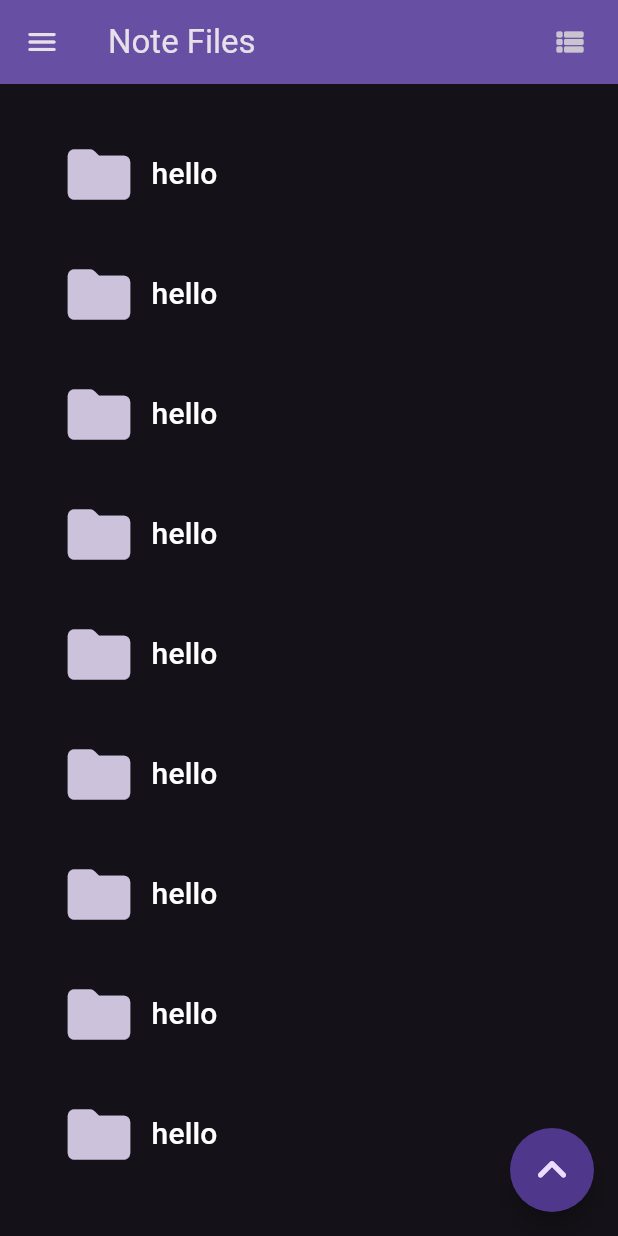
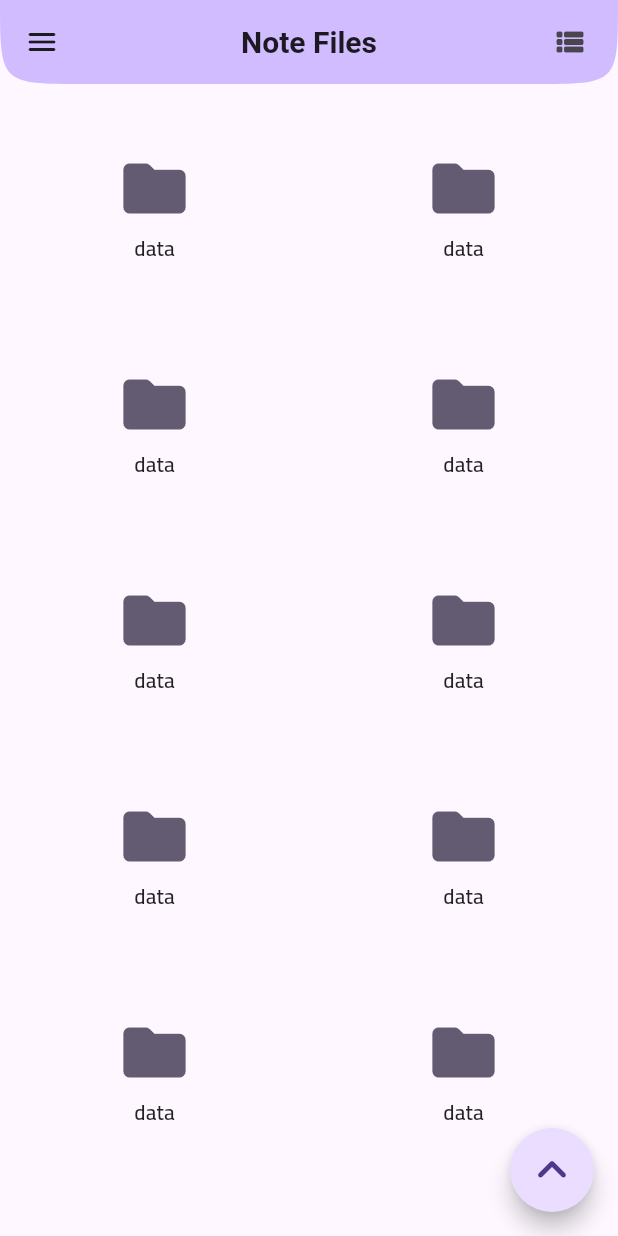
Before and after one commit to hesham04Dev/KAF, a Flutter app: the screen it shows after launch, on a phone screen of 412 x 824 dp. Run offline on Flutter 3.47's test engine with Material 2 defaults, Android fonts, the phone set to English and light mode, and no system bars; our stand-ins replace date_format, isar; missing offline and left inert: auto_direction; accounts and stored records are empty; generated files the repository leaves out were written again.

Commit message:
adding grid view completing the the edit note exipting the adding in db

```diff
--- a/lib/main.dart
+++ b/lib/main.dart
@@ -15,14 +15,26 @@ class MyApp extends StatelessWidget {
       debugShowCheckedModeBanner: false,
       title: 'Flutter Demo',
       //themeMode: MediaQuery.maybePlatformBrightnessOf(context) != Brightness.light ?ThemeMode.dark:ThemeMode.light,
-      themeMode:ThemeMode.dark,
+      themeMode: ThemeMode.light,
       debugShowMaterialGrid: false,
       theme: ThemeData(
+        fontFamily: "Cairo",
+        /*appBarTheme: const AppBarTheme(
+            titleTextStyle:
+                TextStyle(fontWeight: FontWeight.w600, fontSize: 30,
+                color: Colors.black87)),*/
+        appBarTheme: const AppBarTheme(
+            titleTextStyle: TextStyle(
+                fontWeight: FontWeight.w600,
+                fontSize: 20,
+                color: Colors.black87),
+            centerTitle: true,
+            shape: ContinuousRectangleBorder(
+              borderRadius: BorderRadius.vertical(bottom: Radius.circular(200)),
+            )),
         useMaterial3: true,
       ),
-      darkTheme: ThemeData.dark(
-        useMaterial3: true,
-      ),
+
       home: const MyHomePage(title: 'Note Files'),
       routes: {
         EditNote.routeName: (_) => const EditNote(),
@@ -44,10 +56,11 @@ class _MyHomePageState extends State<MyHomePage> {
   bool actionButtonPressed = false;
   bool gridView = false;
 
-
   @override
   Widget build(BuildContext context) {
-    bool isDark= MediaQuery.maybePlatformBrightnessOf(context) == Brightness.dark;
+    bool isDark =
+        MediaQuery.maybePlatformBrightnessOf(context) == Brightness.dark;
+    var folderName = TextEditingController();
     return Scaffold(
       appBar: AppBar(
         backgroundColor: Theme.of(context).colorScheme.inversePrimary,
@@ -121,7 +134,8 @@ class _MyHomePageState extends State<MyHomePage> {
           ),
         ],
       ),
-      body: Padding(
+      body: gridView
+          ? Padding(
               padding: const EdgeInsets.all(20.0),
               child: ListView.builder(
                 itemBuilder: (context, index) {
@@ -132,11 +146,14 @@ class _MyHomePageState extends State<MyHomePage> {
                         //TODO open the page of this folder that can contains files and folders
                         // TODO open the page of the note allow to edit it and show the count of the words
                       },
-                child:  Padding(
-                  padding: const EdgeInsets.symmetric(horizontal: 5, vertical: 15),
+                      child: Padding(
+                        padding: const EdgeInsets.symmetric(
+                            horizontal: 5, vertical: 15),
                         child: Row(
                           children: [
-                      Icon(Icons.folder_rounded, size: 50, color: Theme.of(context).colorScheme.secondary ),
+                            Icon(Icons.folder_rounded,
+                                size: 50,
+                                color: Theme.of(context).colorScheme.secondary),
                             const SizedBox(
                               width: 10,
                             ),
@@ -151,6 +168,37 @@ class _MyHomePageState extends State<MyHomePage> {
                       ));
                 },
                 itemCount: 20,
+              ),
+            )
+          : Padding(
+            padding: const EdgeInsets.symmetric(vertical: 20,horizontal: 10),
+            child: GridView.builder(
+                gridDelegate: const SliverGridDelegateWithMaxCrossAxisExtent(
+                    maxCrossAxisExtent: 200,
+                    childAspectRatio: 3 / 2,
+                    crossAxisSpacing: 20,
+                    mainAxisSpacing: 20
+                    ),
+                itemBuilder: (context, index) {
+                  return MaterialButton(
+                    shape: RoundedRectangleBorder(
+                        borderRadius: BorderRadius.circular(15)),
+                    onPressed: () {
+
+                    },
+                    child: Column(
+                      mainAxisSize: MainAxisSize.min,
+                      children: [
+                        Icon(Icons.folder_rounded,
+                            size: 50,
+                            color: Theme.of(context).colorScheme.secondary),
+                        const SizedBox(height: 5,),
+                        const FittedBox(child: Text("data"))
+                      ],
+                    ),
+                  );
+                },
+        itemCount: 50,
               ),
           ),
       floatingActionButton: Column(
@@ -172,8 +220,7 @@ class _MyHomePageState extends State<MyHomePage> {
                         context: context,
                         builder: (BuildContext context) => Dialog(
                           shape: RoundedRectangleBorder(
-                            borderRadius: BorderRadius.circular(15)
-                          ),
+                              borderRadius: BorderRadius.circular(15)),
                           child: Padding(
                             padding: const EdgeInsets.all(8.0),
                             child: Column(
@@ -189,15 +236,17 @@ class _MyHomePageState extends State<MyHomePage> {
                                     width: 200,
                                     child: TextField(
                                       keyboardType: TextInputType.text,
-                                      /*TODO controller*/
+                                      controller: folderName,
                                       onSubmitted: (value) {
                                         /*TODO */
                                       },
-                                      decoration:   InputDecoration(
+                                      decoration: InputDecoration(
                                           hintText: " Folder Name",
                                           border: const UnderlineInputBorder(),
                                           filled: true,
-                                          fillColor: isDark == true ? Colors.black12 :Colors.white),
+                                          fillColor: isDark == true
+                                              ? Colors.black12
+                                              : Colors.white),
                                     ),
                                   ),
                                 ),
@@ -228,7 +277,8 @@ class _MyHomePageState extends State<MyHomePage> {
                     shape: const OvalBorder(),
                     mini: true,
                     onPressed: () {
-                      Navigator.pushNamed(context, EditNote.routeName,arguments:[isDark] );
+                      Navigator.pushNamed(context, EditNote.routeName,
+                          arguments: [isDark]);
                     },
                     child: const Icon(Icons.note_add),
                   ),
```
Also changed, not shown: lib/screens/editNote.dart (+107 -33 lines), pubspec.yaml (+9 -13 lines), assets/fonts/Cairo-Regular.ttf (added), assets/fonts/Cairo-SemiBold.ttf (added). Lines whose indentation alone changed are shown as unchanged.
